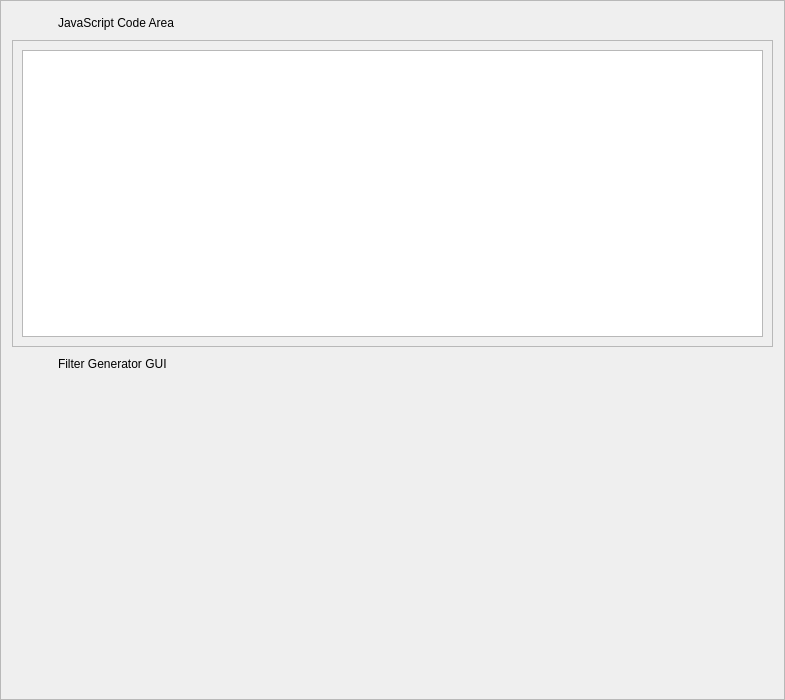
First picture: the form in src/meshlab/ui/filtercreatortab.ui, repository cnr-isti-vclab/meshlab, before the edit.
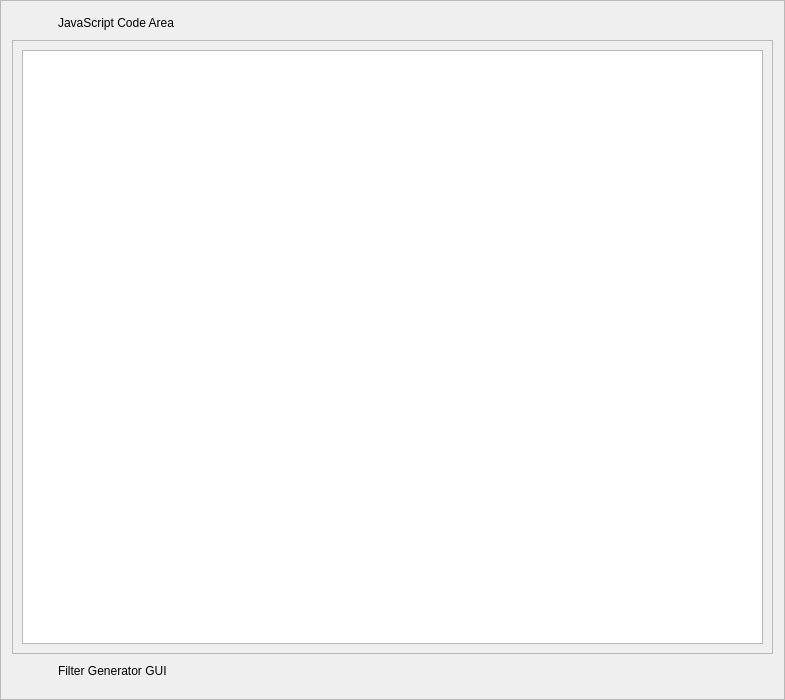
Second picture: the form after the edit. Custom widgets are drawn as their Qt base class.

Commit message: removed dangerous splitter from ui

Diff of the .ui file:
```diff
--- a/src/meshlab/ui/filtercreatortab.ui
+++ b/src/meshlab/ui/filtercreatortab.ui
@@ -116,19 +116,6 @@
      </property>
     </widget>
    </item>
-   <item row="4" column="0">
-    <spacer name="verticalSpacer">
-     <property name="orientation">
-      <enum>Qt::Vertical</enum>
-     </property>
-     <property name="sizeHint" stdset="0">
-      <size>
-       <width>20</width>
-       <height>40</height>
-      </size>
-     </property>
-    </spacer>
-   </item>
   </layout>
  </widget>
  <customwidgets>
```
